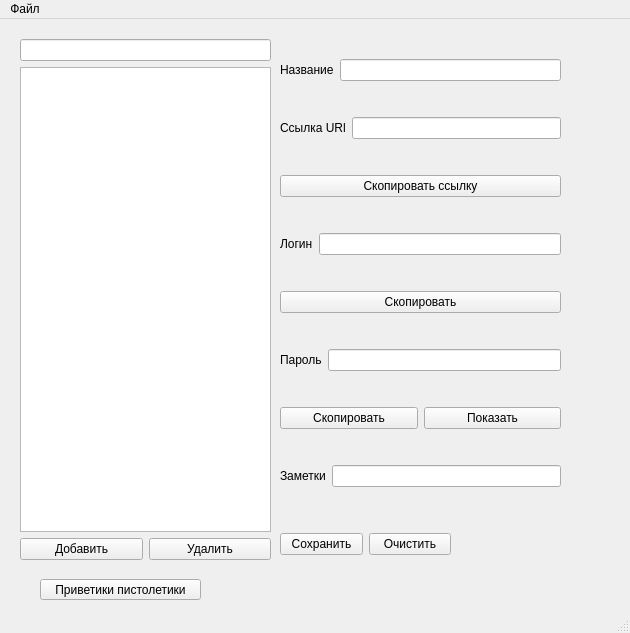
Old version of the form mainwindow.ui in the repository ioTardis/PasswordManager.
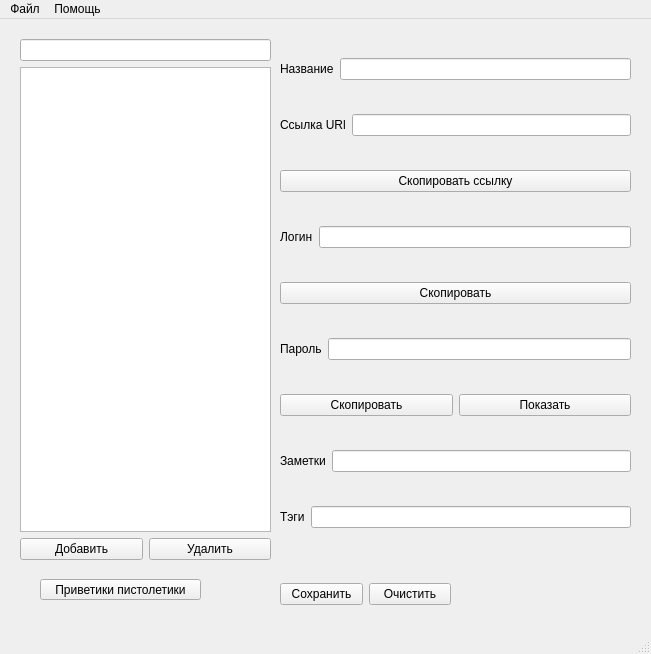
New version of the form.

Patch:
```diff
--- a/mainwindow.ui
+++ b/mainwindow.ui
@@ -6,8 +6,8 @@
    <rect>
     <x>0</x>
     <y>0</y>
-    <width>630</width>
-    <height>633</height>
+    <width>651</width>
+    <height>654</height>
    </rect>
   </property>
   <property name="windowTitle">
@@ -18,7 +18,7 @@
     <property name="geometry">
      <rect>
       <x>280</x>
-      <y>510</y>
+      <y>560</y>
       <width>171</width>
       <height>31</height>
      </rect>
@@ -76,13 +76,26 @@
      </item>
     </layout>
    </widget>
-   <widget class="QWidget" name="layoutWidget_3">
+   <widget class="QPushButton" name="pushButton_9">
+    <property name="geometry">
+     <rect>
+      <x>40</x>
+      <y>560</y>
+      <width>161</width>
+      <height>21</height>
+     </rect>
+    </property>
+    <property name="text">
+     <string>Приветики пистолетики</string>
+    </property>
+   </widget>
+   <widget class="QWidget" name="">
     <property name="geometry">
      <rect>
       <x>280</x>
-      <y>10</y>
-      <width>281</width>
-      <height>491</height>
+      <y>11</y>
+      <width>351</width>
+      <height>531</height>
      </rect>
     </property>
     <layout class="QVBoxLayout" name="verticalLayout_2">
@@ -195,28 +208,36 @@
        </item>
       </layout>
      </item>
+     <item>
+      <layout class="QHBoxLayout" name="horizontalLayout_9">
+       <item>
+        <widget class="QLabel" name="TagLabel">
+         <property name="text">
+          <string>Тэги</string>
+         </property>
+        </widget>
+       </item>
+       <item>
+        <widget class="QLineEdit" name="TagEdit">
+         <property name="enabled">
+          <bool>true</bool>
+         </property>
+         <property name="frame">
+          <bool>true</bool>
+         </property>
+        </widget>
+       </item>
+      </layout>
+     </item>
     </layout>
    </widget>
-   <widget class="QPushButton" name="pushButton_9">
-    <property name="geometry">
-     <rect>
-      <x>40</x>
-      <y>560</y>
-      <width>161</width>
-      <height>21</height>
-     </rect>
-    </property>
-    <property name="text">
-     <string>Приветики пистолетики</string>
-    </property>
-   </widget>
   </widget>
   <widget class="QMenuBar" name="menubar">
    <property name="geometry">
     <rect>
      <x>0</x>
      <y>0</y>
-     <width>630</width>
+     <width>651</width>
      <height>22</height>
     </rect>
    </property>
@@ -228,10 +249,19 @@
     <addaction name="ChangePasswordAction"/>
     <addaction name="ExportDatabaseAction"/>
     <addaction name="ImportDatabaseAction"/>
+    <addaction name="action_2"/>
     <addaction name="separator"/>
     <addaction name="ExitAction"/>
    </widget>
+   <widget class="QMenu" name="menu_2">
+    <property name="title">
+     <string>Помощь</string>
+    </property>
+    <addaction name="action"/>
+    <addaction name="separator"/>
+   </widget>
    <addaction name="menu"/>
+   <addaction name="menu_2"/>
   </widget>
   <widget class="QStatusBar" name="statusbar"/>
   <action name="NewDatabaseAction">
@@ -259,6 +289,16 @@
     <string>Импортировать хранилище</string>
    </property>
   </action>
+  <action name="action">
+   <property name="text">
+    <string>Руководство пользователя</string>
+   </property>
+  </action>
+  <action name="action_2">
+   <property name="text">
+    <string>Сменить хранилище</string>
+   </property>
+  </action>
  </widget>
  <resources/>
  <connections/>
```
